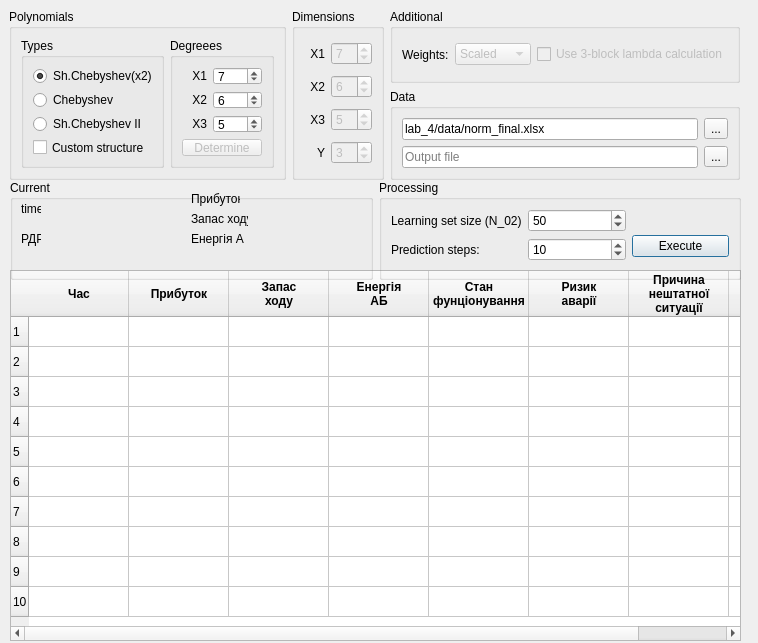
Before: the Qt Designer form lab_4/data/main_window.ui in fatvlady/sys-an-labs, drawn with Qt 5.
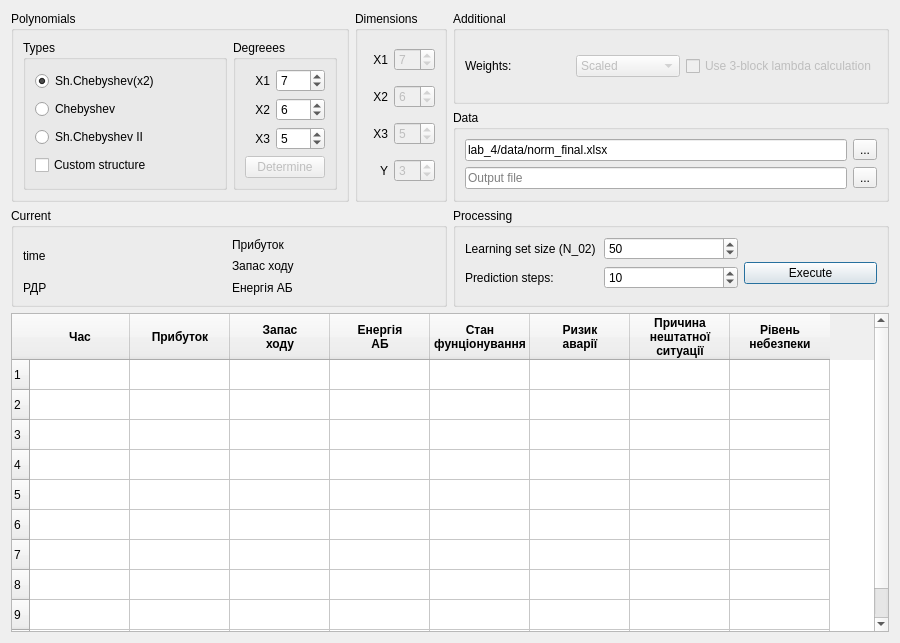
After: the same form once the commit is applied.

Commit message: merge + fix unicode and interface problems

Patch:
```diff
--- a/lab_4/data/main_window.ui
+++ b/lab_4/data/main_window.ui
@@ -6,160 +6,15 @@
    <rect>
     <x>0</x>
     <y>0</y>
-    <width>758</width>
+    <width>900</width>
     <height>643</height>
    </rect>
   </property>
   <property name="windowTitle">
    <string>Form1</string>
   </property>
-  <widget class="QTableWidget" name="tablewidget">
-   <property name="geometry">
-    <rect>
-     <x>10</x>
-     <y>270</y>
-     <width>731</width>
-     <height>371</height>
-    </rect>
-   </property>
-   <property name="maximumSize">
-    <size>
-     <width>740</width>
-     <height>16777215</height>
-    </size>
-   </property>
-   <property name="rowCount">
-    <number>10</number>
-   </property>
-   <property name="columnCount">
-    <number>8</number>
-   </property>
-   <row/>
-   <row/>
-   <row/>
-   <row/>
-   <row/>
-   <row/>
-   <row/>
-   <row/>
-   <row/>
-   <row/>
-   <column>
-    <property name="text">
-     <string>Час</string>
-    </property>
-    <property name="font">
-     <font>
-      <weight>75</weight>
-      <bold>true</bold>
-     </font>
-    </property>
-   </column>
-   <column>
-    <property name="text">
-     <string>Прибуток</string>
-    </property>
-    <property name="font">
-     <font>
-      <weight>75</weight>
-      <bold>true</bold>
-     </font>
-    </property>
-   </column>
-   <column>
-    <property name="text">
-     <string>Запас
-ходу</string>
-    </property>
-    <property name="font">
-     <font>
-      <weight>75</weight>
-      <bold>true</bold>
-     </font>
-    </property>
-   </column>
-   <column>
-    <property name="text">
-     <string>Енергія
-АБ</string>
-    </property>
-    <property name="font">
-     <font>
-      <weight>75</weight>
-      <bold>true</bold>
-     </font>
-    </property>
-   </column>
-   <column>
-    <property name="text">
-     <string>Стан
-фунціонування</string>
-    </property>
-    <property name="font">
-     <font>
-      <weight>75</weight>
-      <bold>true</bold>
-     </font>
-    </property>
-   </column>
-   <column>
-    <property name="text">
-     <string>Ризик
-аварії</string>
-    </property>
-    <property name="font">
-     <font>
-      <weight>75</weight>
-      <bold>true</bold>
-     </font>
-    </property>
-   </column>
-   <column>
-    <property name="text">
-     <string>Причина
-нештатної
-ситуації</string>
-    </property>
-    <property name="font">
-     <font>
-      <weight>75</weight>
-      <bold>true</bold>
-     </font>
-    </property>
-   </column>
-   <column>
-    <property name="text">
-     <string>Рівень
-небезпеки</string>
-    </property>
-    <property name="font">
-     <font>
-      <weight>75</weight>
-      <bold>true</bold>
-     </font>
-    </property>
-   </column>
-   <item row="0" column="0">
-    <property name="text">
-     <string/>
-    </property>
-    <property name="font">
-     <font>
-      <weight>50</weight>
-      <bold>false</bold>
-     </font>
-    </property>
-   </item>
-  </widget>
-  <widget class="QWidget" name="layoutWidget">
-   <property name="geometry">
-    <rect>
-     <x>9</x>
-     <y>9</y>
-     <width>731</width>
-     <height>171</height>
-    </rect>
-   </property>
+  <layout class="QGridLayout" name="gridLayout_2">
+   <item row="0" column="0" rowspan="2" colspan="2">
    <layout class="QHBoxLayout" name="horizontalLayout_9">
     <item>
      <layout class="QHBoxLayout" name="horizontalLayout_8">
@@ -485,160 +340,27 @@
      </layout>
     </item>
    </layout>
-  </widget>
-  <widget class="QWidget" name="layoutWidget">
-   <property name="geometry">
-    <rect>
-     <x>10</x>
-     <y>180</y>
-     <width>731</width>
-     <height>100</height>
-    </rect>
-   </property>
-   <layout class="QHBoxLayout" name="horizontalLayout_10">
-    <item>
-     <widget class="QGroupBox" name="Current">
-      <property name="title">
-       <string>Current</string>
-      </property>
-      <widget class="QLabel" name="label_11">
-       <property name="geometry">
-        <rect>
-         <x>11</x>
-         <y>21</y>
-         <width>20</width>
-         <height>16</height>
-        </rect>
-       </property>
-       <property name="text">
-        <string>time</string>
-       </property>
-      </widget>
-      <widget class="QLabel" name="lbl_time">
-       <property name="geometry">
-        <rect>
-         <x>84</x>
-         <y>21</y>
-         <width>61</width>
-         <height>16</height>
-        </rect>
-       </property>
-       <property name="text">
-        <string/>
-       </property>
-      </widget>
-      <widget class="QLabel" name="label_15">
-       <property name="geometry">
-        <rect>
-         <x>11</x>
-         <y>51</y>
-         <width>20</width>
-         <height>16</height>
-        </rect>
-       </property>
-       <property name="text">
-        <string>РДР</string>
-       </property>
-      </widget>
-      <widget class="QLabel" name="lbl_rmr">
-       <property name="geometry">
-        <rect>
-         <x>84</x>
-         <y>51</y>
-         <width>31</width>
-         <height>16</height>
-        </rect>
-       </property>
-       <property name="text">
-        <string/>
-       </property>
-      </widget>
-      <widget class="QLabel" name="label_12">
-       <property name="geometry">
-        <rect>
-         <x>181</x>
-         <y>11</y>
-         <width>49</width>
-         <height>16</height>
-        </rect>
-       </property>
-       <property name="text">
-        <string>Прибуток</string>
-       </property>
-      </widget>
-      <widget class="QLabel" name="lbl_y1">
-       <property name="geometry">
-        <rect>
-         <x>259</x>
-         <y>11</y>
-         <width>101</width>
-         <height>16</height>
-        </rect>
-       </property>
-       <property name="text">
-        <string/>
-       </property>
-      </widget>
-      <widget class="QLabel" name="label_13">
-       <property name="geometry">
-        <rect>
-         <x>181</x>
-         <y>31</y>
-         <width>57</width>
-         <height>16</height>
-        </rect>
-       </property>
-       <property name="text">
-        <string>Запас ходу</string>
-       </property>
-      </widget>
-      <widget class="QLabel" name="lbl_y2">
-       <property name="geometry">
-        <rect>
-         <x>259</x>
-         <y>31</y>
-         <width>101</width>
-         <height>16</height>
-        </rect>
-       </property>
-       <property name="text">
-        <string/>
-       </property>
-      </widget>
-      <widget class="QLabel" name="label_14">
-       <property name="geometry">
-        <rect>
-         <x>181</x>
-         <y>51</y>
-         <width>53</width>
-         <height>16</height>
-        </rect>
-       </property>
-       <property name="text">
-        <string>Енергія АБ</string>
-       </property>
-      </widget>
-      <widget class="QLabel" name="lbl_y3">
-       <property name="geometry">
-        <rect>
-         <x>259</x>
-         <y>51</y>
-         <width>101</width>
-         <height>16</height>
-        </rect>
-       </property>
-       <property name="text">
-        <string/>
-       </property>
-      </widget>
-     </widget>
-    </item>
-    <item>
+   </item>
+   <item row="2" column="1">
      <widget class="QGroupBox" name="groupBox_6">
       <property name="title">
        <string>Processing</string>
       </property>
       <layout class="QGridLayout" name="gridLayout">
+      <item row="3" column="0">
+       <widget class="QLabel" name="label_10">
+        <property name="text">
+         <string>Prediction steps:</string>
+        </property>
+       </widget>
+      </item>
+      <item row="3" column="2">
+       <widget class="QSpinBox" name="predictBox">
+        <property name="value">
+         <number>10</number>
+        </property>
+       </widget>
+      </item>
        <item row="2" column="3" rowspan="3">
         <widget class="QPushButton" name="exec_button">
          <property name="text">
@@ -669,25 +391,232 @@
          </property>
         </widget>
        </item>
-       <item row="3" column="0">
-        <widget class="QLabel" name="label_10">
+     </layout>
+    </widget>
+   </item>
+   <item row="2" column="0">
+    <widget class="QGroupBox" name="Current">
+     <property name="title">
+      <string>Current</string>
+     </property>
+     <layout class="QGridLayout" name="gridLayout_6">
+      <item row="0" column="0" rowspan="2">
+       <widget class="QLabel" name="label_11">
          <property name="text">
-          <string>Prediction steps:</string>
+         <string>time</string>
          </property>
         </widget>
        </item>
-       <item row="3" column="2">
-        <widget class="QSpinBox" name="predictBox">
-         <property name="value">
+      <item row="0" column="1" rowspan="2">
+       <widget class="QLabel" name="lbl_time">
+        <property name="text">
+         <string/>
+        </property>
+       </widget>
+      </item>
+      <item row="0" column="2">
+       <widget class="QLabel" name="label_12">
+        <property name="text">
+         <string>Прибуток</string>
+        </property>
+       </widget>
+      </item>
+      <item row="0" column="3">
+       <widget class="QLabel" name="lbl_y1">
+        <property name="text">
+         <string/>
+        </property>
+       </widget>
+      </item>
+      <item row="1" column="2">
+       <widget class="QLabel" name="label_13">
+        <property name="text">
+         <string>Запас ходу</string>
+        </property>
+       </widget>
+      </item>
+      <item row="1" column="3">
+       <widget class="QLabel" name="lbl_y2">
+        <property name="text">
+         <string/>
+        </property>
+       </widget>
+      </item>
+      <item row="2" column="0">
+       <widget class="QLabel" name="label_15">
+        <property name="text">
+         <string>РДР</string>
+        </property>
+       </widget>
+      </item>
+      <item row="2" column="1">
+       <widget class="QLabel" name="lbl_rmr">
+        <property name="text">
+         <string/>
+        </property>
+       </widget>
+      </item>
+      <item row="2" column="2">
+       <widget class="QLabel" name="label_14">
+        <property name="text">
+         <string>Енергія АБ</string>
+        </property>
+       </widget>
+      </item>
+      <item row="2" column="3">
+       <widget class="QLabel" name="lbl_y3">
+        <property name="text">
+         <string/>
+        </property>
+       </widget>
+      </item>
+     </layout>
+     <zorder>label_11</zorder>
+     <zorder>lbl_time</zorder>
+     <zorder>label_15</zorder>
+     <zorder>lbl_rmr</zorder>
+     <zorder>label_12</zorder>
+     <zorder>lbl_y1</zorder>
+     <zorder>label_13</zorder>
+     <zorder>lbl_y2</zorder>
+     <zorder>label_14</zorder>
+     <zorder>lbl_y3</zorder>
+     <zorder>tablewidget</zorder>
+    </widget>
+   </item>
+   <item row="3" column="0" colspan="2">
+    <widget class="QTableWidget" name="tablewidget">
+     <property name="maximumSize">
+      <size>
+       <width>900</width>
+       <height>16777215</height>
+      </size>
+     </property>
+     <property name="rowCount">
           <number>10</number>
          </property>
-        </widget>
-       </item>
-      </layout>
+     <property name="columnCount">
+      <number>8</number>
+     </property>
+     <row/>
+     <row/>
+     <row/>
+     <row/>
+     <row/>
+     <row/>
+     <row/>
+     <row/>
+     <row/>
+     <row/>
+     <column>
+      <property name="text">
+       <string>Час</string>
+      </property>
+      <property name="font">
+       <font>
+        <weight>75</weight>
+        <bold>true</bold>
+       </font>
+      </property>
+     </column>
+     <column>
+      <property name="text">
+       <string>Прибуток</string>
+      </property>
+      <property name="font">
+       <font>
+        <weight>75</weight>
+        <bold>true</bold>
+       </font>
+      </property>
+     </column>
+     <column>
+      <property name="text">
+       <string>Запас
+ходу</string>
+      </property>
+      <property name="font">
+       <font>
+        <weight>75</weight>
+        <bold>true</bold>
+       </font>
+      </property>
+     </column>
+     <column>
+      <property name="text">
+       <string>Енергія
+АБ</string>
+      </property>
+      <property name="font">
+       <font>
+        <weight>75</weight>
+        <bold>true</bold>
+       </font>
+      </property>
+     </column>
+     <column>
+      <property name="text">
+       <string>Стан
+фунціонування</string>
+      </property>
+      <property name="font">
+       <font>
+        <weight>75</weight>
+        <bold>true</bold>
+       </font>
+      </property>
+     </column>
+     <column>
+      <property name="text">
+       <string>Ризик
+аварії</string>
+      </property>
+      <property name="font">
+       <font>
+        <weight>75</weight>
+        <bold>true</bold>
+       </font>
+      </property>
+     </column>
+     <column>
+      <property name="text">
+       <string>Причина
+нештатної
+ситуації</string>
+      </property>
+      <property name="font">
+       <font>
+        <weight>75</weight>
+        <bold>true</bold>
+       </font>
+      </property>
+     </column>
+     <column>
+      <property name="text">
+       <string>Рівень
+небезпеки</string>
+      </property>
+      <property name="font">
+       <font>
+        <weight>75</weight>
+        <bold>true</bold>
+       </font>
+      </property>
+     </column>
+     <item row="0" column="0">
+      <property name="text">
+       <string/>
+      </property>
+      <property name="font">
+       <font>
+        <weight>50</weight>
+        <bold>false</bold>
+       </font>
+      </property>
+     </item>
      </widget>
     </item>
    </layout>
-  </widget>
  </widget>
  <tabstops>
   <tabstop>radio_sh_cheb</tabstop>
```
Lines whose indentation alone changed are shown as unchanged. The commit also changes 2 other files.
